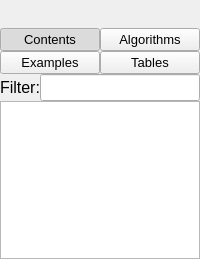
Before: the Qt Designer form src/shared/docbookviewer/sidepanel.ui in victor-yacovlev/kumir2, drawn with Qt 5.
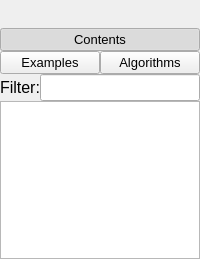
After: the same form once the commit is applied.

Commit message: Removed "Tables" button in doc viewer

What changed in the file:
```diff
--- a/src/shared/docbookviewer/sidepanel.ui
+++ b/src/shared/docbookviewer/sidepanel.ui
@@ -59,69 +59,6 @@
       <property name="spacing">
        <number>0</number>
       </property>
-      <item row="2" column="0">
-       <widget class="QPushButton" name="examples">
-        <property name="font">
-         <font>
-          <pointsize>10</pointsize>
-         </font>
-        </property>
-        <property name="text">
-         <string>Examples</string>
-        </property>
-        <property name="checkable">
-         <bool>true</bool>
-        </property>
-       </widget>
-      </item>
-      <item row="2" column="1">
-       <widget class="QPushButton" name="tables">
-        <property name="font">
-         <font>
-          <pointsize>10</pointsize>
-         </font>
-        </property>
-        <property name="text">
-         <string>Tables</string>
-        </property>
-        <property name="checkable">
-         <bool>true</bool>
-        </property>
-       </widget>
-      </item>
-      <item row="1" column="0">
-       <widget class="QPushButton" name="contents">
-        <property name="font">
-         <font>
-          <pointsize>10</pointsize>
-         </font>
-        </property>
-        <property name="text">
-         <string>Contents</string>
-        </property>
-        <property name="checkable">
-         <bool>true</bool>
-        </property>
-        <property name="checked">
-         <bool>true</bool>
-        </property>
-       </widget>
-      </item>
-      <item row="1" column="1">
-       <widget class="QPushButton" name="algorithms">
-        <property name="font">
-         <font>
-          <pointsize>10</pointsize>
-         </font>
-        </property>
-        <property name="text">
-         <string>Algorithms</string>
-        </property>
-        <property name="checkable">
-         <bool>true</bool>
-        </property>
-       </widget>
-      </item>
       <item row="0" column="0">
        <widget class="QLabel" name="label_5">
         <property name="minimumSize">
@@ -135,6 +72,54 @@
         </property>
        </widget>
       </item>
+      <item row="2" column="0">
+       <widget class="QPushButton" name="examples">
+        <property name="font">
+         <font>
+          <pointsize>10</pointsize>
+         </font>
+        </property>
+        <property name="text">
+         <string>Examples</string>
+        </property>
+        <property name="checkable">
+         <bool>true</bool>
+        </property>
+       </widget>
+      </item>
+      <item row="2" column="1">
+       <widget class="QPushButton" name="algorithms">
+        <property name="font">
+         <font>
+          <pointsize>10</pointsize>
+         </font>
+        </property>
+        <property name="text">
+         <string>Algorithms</string>
+        </property>
+        <property name="checkable">
+         <bool>true</bool>
+        </property>
+       </widget>
+      </item>
+      <item row="1" column="0" colspan="2">
+       <widget class="QPushButton" name="contents">
+        <property name="font">
+         <font>
+          <pointsize>10</pointsize>
+         </font>
+        </property>
+        <property name="text">
+         <string>Contents</string>
+        </property>
+        <property name="checkable">
+         <bool>true</bool>
+        </property>
+        <property name="checked">
+         <bool>true</bool>
+        </property>
+       </widget>
+      </item>
      </layout>
     </widget>
    </item>
```
The commit also changes 1 other file.
